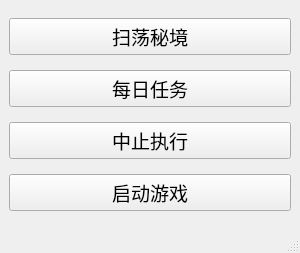
Before: the Qt Designer form src/ui/pyqt.ui in freeok/LangrisserHelper, drawn with Qt 5.
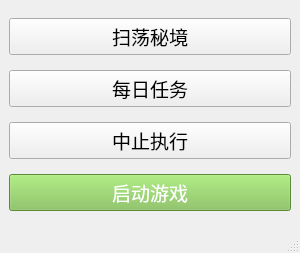
After: the same form once the commit is applied. Icons and pictures are not drawn.

Commit message: feat: 新增关闭游戏功能、按钮状态功能

```diff
--- a/src/ui/pyqt.ui
+++ b/src/ui/pyqt.ui
@@ -21,7 +21,15 @@
   </property>
   <property name="windowIcon">
    <iconset>
-    <normaloff>../../assets/logo.ico</normaloff>../../assets/logo.ico</iconset>
+    <normaloff>assets/logo.ico</normaloff>
+    assets/logo.ico
+   </iconset>
+  </property>
+  <property name="autoFillBackground">
+   <bool>false</bool>
+  </property>
+  <property name="styleSheet">
+   <string notr="true"/>
   </property>
   <widget class="QWidget" name="centralwidget">
    <layout class="QVBoxLayout" name="verticalLayout">
@@ -89,8 +97,11 @@
         <pointsize>14</pointsize>
        </font>
       </property>
+      <property name="autoFillBackground">
+       <bool>false</bool>
+      </property>
       <property name="styleSheet">
-       <string notr="true"/>
+       <string notr="true">background: #7ec050; color: #fff</string>
       </property>
       <property name="text">
        <string>启动游戏</string>
```
The commit also changes 4 other files.
